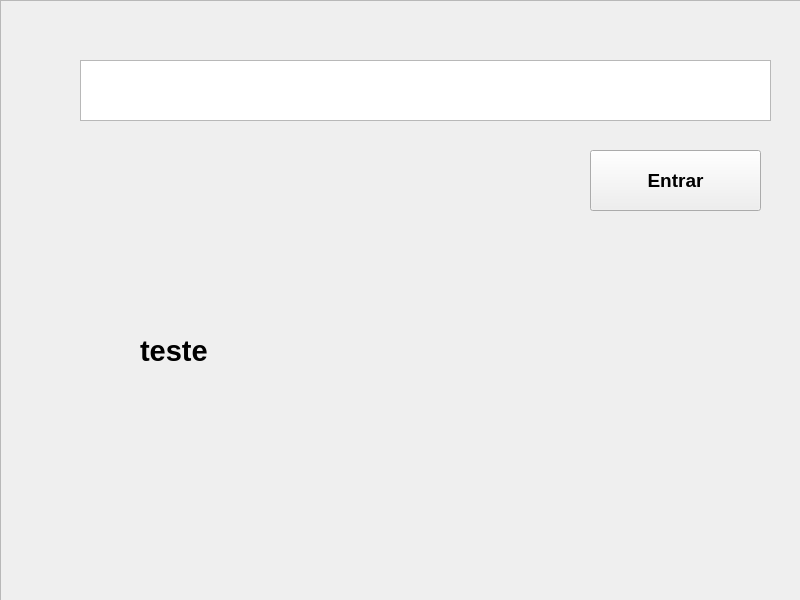
The window that python/PyQt/view/telaSistema.ui (WalterSilva5/estudos) describes before a commit, drawn with Qt 5.
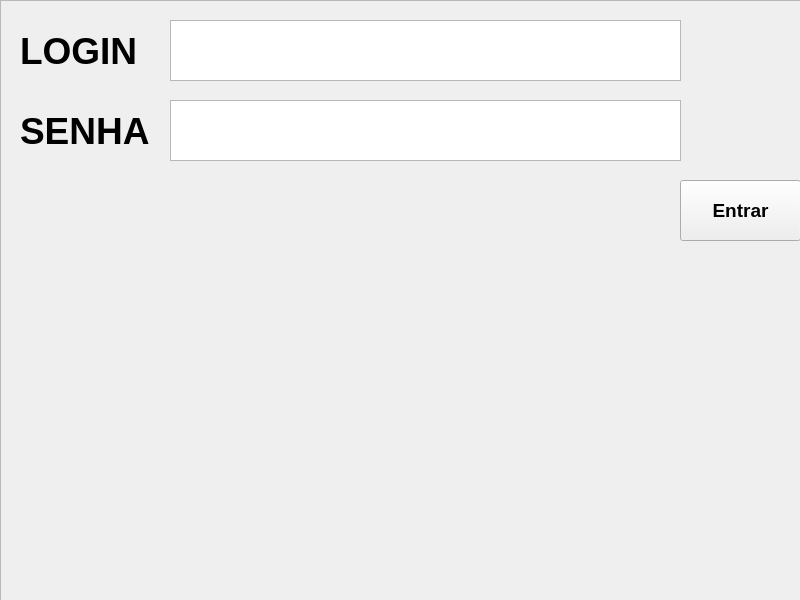
The same window after the commit.

What changed in the file:
```diff
--- a/python/PyQt/view/telaSistema.ui
+++ b/python/PyQt/view/telaSistema.ui
@@ -29,22 +29,12 @@
     <property name="frameShadow">
      <enum>QFrame::Raised</enum>
     </property>
-    <widget class="QPlainTextEdit" name="EntradaNome">
-     <property name="geometry">
-      <rect>
-       <x>80</x>
-       <y>60</y>
-       <width>691</width>
-       <height>61</height>
-      </rect>
-     </property>
-    </widget>
     <widget class="QPushButton" name="botaoEntrar">
      <property name="geometry">
       <rect>
-       <x>590</x>
-       <y>150</y>
-       <width>171</width>
+       <x>680</x>
+       <y>180</y>
+       <width>121</width>
        <height>61</height>
       </rect>
      </property>
@@ -62,21 +52,109 @@
     <widget class="QLabel" name="labelErro">
      <property name="geometry">
       <rect>
-       <x>140</x>
-       <y>320</y>
-       <width>451</width>
+       <x>40</x>
+       <y>280</y>
+       <width>741</width>
+       <height>271</height>
+      </rect>
+     </property>
+     <property name="font">
+      <font>
+       <pointsize>28</pointsize>
+       <weight>75</weight>
+       <bold>true</bold>
+      </font>
+     </property>
+     <property name="text">
+      <string/>
+     </property>
+    </widget>
+    <widget class="QTextEdit" name="entradaNome">
+     <property name="geometry">
+      <rect>
+       <x>170</x>
+       <y>20</y>
+       <width>511</width>
        <height>61</height>
       </rect>
      </property>
      <property name="font">
       <font>
-       <pointsize>22</pointsize>
+       <pointsize>28</pointsize>
        <weight>75</weight>
        <bold>true</bold>
       </font>
      </property>
+     <property name="html">
+      <string>&lt;!DOCTYPE HTML PUBLIC &quot;-//W3C//DTD HTML 4.0//EN&quot; &quot;http://www.w3.org/TR/REC-html40/strict.dtd&quot;&gt;
+&lt;html&gt;&lt;head&gt;&lt;meta name=&quot;qrichtext&quot; content=&quot;1&quot; /&gt;&lt;style type=&quot;text/css&quot;&gt;
+p, li { white-space: pre-wrap; }
+&lt;/style&gt;&lt;/head&gt;&lt;body style=&quot; font-family:'MS Shell Dlg 2'; font-size:28pt; font-weight:600; font-style:normal;&quot;&gt;
+&lt;p style=&quot;-qt-paragraph-type:empty; margin-top:0px; margin-bottom:0px; margin-left:0px; margin-right:0px; -qt-block-indent:0; text-indent:0px;&quot;&gt;&lt;br /&gt;&lt;/p&gt;&lt;/body&gt;&lt;/html&gt;</string>
+     </property>
+    </widget>
+    <widget class="QTextEdit" name="entradaSenha">
+     <property name="geometry">
+      <rect>
+       <x>170</x>
+       <y>100</y>
+       <width>511</width>
+       <height>61</height>
+      </rect>
+     </property>
+     <property name="font">
+      <font>
+       <pointsize>28</pointsize>
+       <weight>75</weight>
+       <bold>true</bold>
+      </font>
+     </property>
+     <property name="html">
+      <string>&lt;!DOCTYPE HTML PUBLIC &quot;-//W3C//DTD HTML 4.0//EN&quot; &quot;http://www.w3.org/TR/REC-html40/strict.dtd&quot;&gt;
+&lt;html&gt;&lt;head&gt;&lt;meta name=&quot;qrichtext&quot; content=&quot;1&quot; /&gt;&lt;style type=&quot;text/css&quot;&gt;
+p, li { white-space: pre-wrap; }
+&lt;/style&gt;&lt;/head&gt;&lt;body style=&quot; font-family:'MS Shell Dlg 2'; font-size:28pt; font-weight:600; font-style:normal;&quot;&gt;
+&lt;p style=&quot;-qt-paragraph-type:empty; margin-top:0px; margin-bottom:0px; margin-left:0px; margin-right:0px; -qt-block-indent:0; text-indent:0px;&quot;&gt;&lt;br /&gt;&lt;/p&gt;&lt;/body&gt;&lt;/html&gt;</string>
+     </property>
+    </widget>
+    <widget class="QLabel" name="labelNome">
+     <property name="geometry">
+      <rect>
+       <x>20</x>
+       <y>20</y>
+       <width>131</width>
+       <height>61</height>
+      </rect>
+     </property>
+     <property name="font">
+      <font>
+       <pointsize>28</pointsize>
+       <weight>75</weight>
+       <bold>true</bold>
+      </font>
+     </property>
      <property name="text">
-      <string>teste</string>
+      <string>LOGIN</string>
+     </property>
+    </widget>
+    <widget class="QLabel" name="labelSenha">
+     <property name="geometry">
+      <rect>
+       <x>20</x>
+       <y>100</y>
+       <width>141</width>
+       <height>61</height>
+      </rect>
+     </property>
+     <property name="font">
+      <font>
+       <pointsize>28</pointsize>
+       <weight>75</weight>
+       <bold>true</bold>
+      </font>
+     </property>
+     <property name="text">
+      <string>SENHA</string>
      </property>
     </widget>
    </widget>
```
